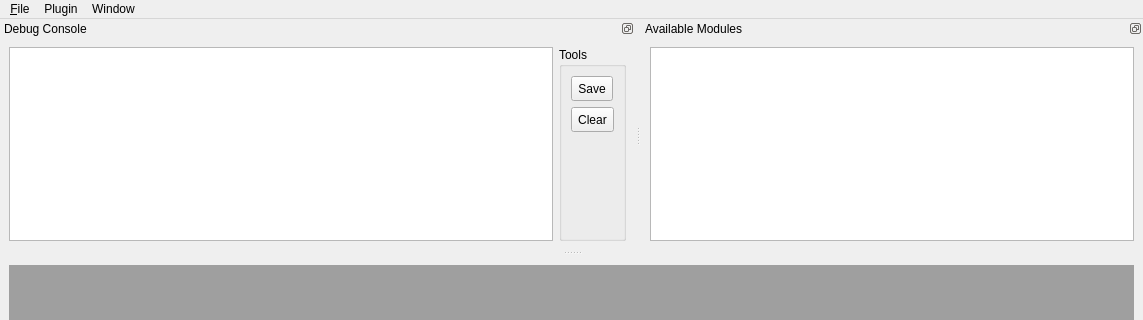
Old version of the form NetworkViewer/NetworkView.ui in the repository glocklueng/openecosys; both pictures show x 0 to 1143 and y 0 to 320 of the 1143 by 854 pixel window.
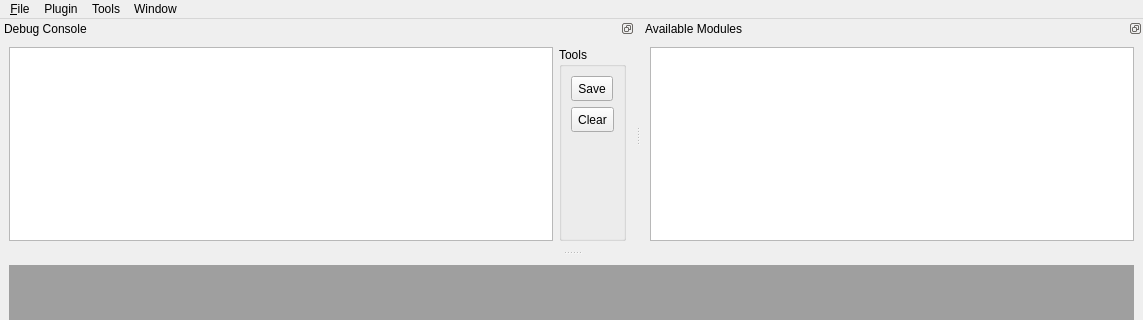
New version of the form.

Commit message: Enable-Disable all variables at once with new Tools Menu items.

Patch:
```diff
--- a/NetworkViewer/NetworkView.ui
+++ b/NetworkViewer/NetworkView.ui
@@ -62,8 +62,16 @@
     <addaction name="actionClose_All_Windows"/>
     <addaction name="separator"/>
    </widget>
+   <widget class="QMenu" name="menuTools">
+    <property name="title">
+     <string>Tools</string>
+    </property>
+    <addaction name="actionDisable_All_Variables"/>
+    <addaction name="actionEnable_All_Variables"/>
+   </widget>
    <addaction name="menu_File"/>
    <addaction name="menuPlugin"/>
+   <addaction name="menuTools"/>
    <addaction name="menuWindow"/>
   </widget>
   <widget class="QStatusBar" name="statusbar"/>
```
Left out of the diff: 10 changed lines with no effect on the pictures. The commit also changes 2 other files.
